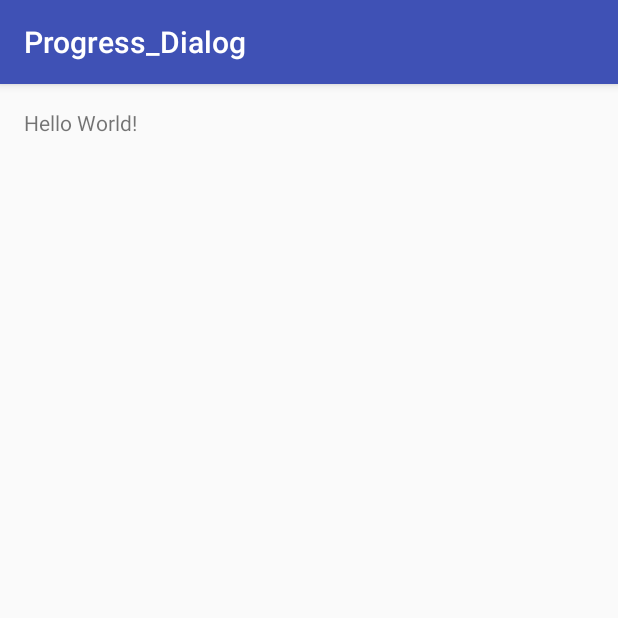
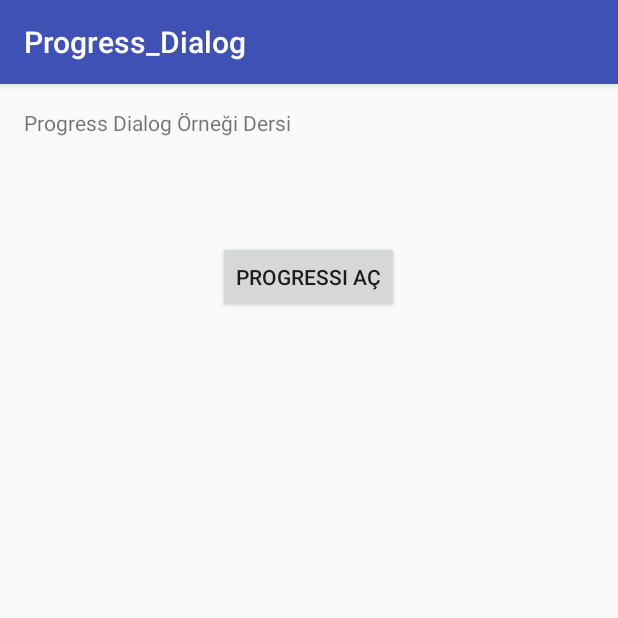
Before and after one commit to kobeumut/Progress_Dialog, an Android app: the screen it shows after launch (MainActivity), on a phone screen of 412 x 824 dp, the top half of it. Run offline under Robolectric (Android 15) with nearby library versions, the phone set to English and light mode, and no system bars.

Commit message:
Workind Progress Dialog

```diff
--- a/app/src/main/res/layout/activity_main.xml
+++ b/app/src/main/res/layout/activity_main.xml
@@ -12,5 +12,15 @@
     <TextView
         android:layout_width="wrap_content"
         android:layout_height="wrap_content"
-        android:text="Hello World!" />
+        android:text="Progress Dialog Örneği Dersi"
+        android:id="@+id/textView"/>
+
+    <Button
+        android:layout_width="wrap_content"
+        android:layout_height="wrap_content"
+        android:text="Progressi Aç"
+        android:id="@+id/btnID"
+        android:layout_below="@+id/textView"
+        android:layout_centerHorizontal="true"
+        android:layout_marginTop="69dp" />
 </RelativeLayout>
```
Also changed, not shown: app/src/main/java/com/bey/umut/progress_dialog/MainActivity.java (+66 -1 lines).
